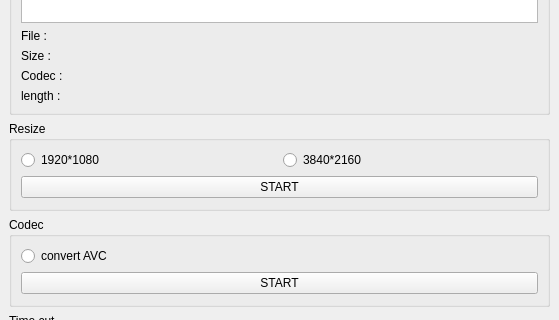
Before: the Qt Designer form VideoEdit.ui in HeynaPark/SimpleVideoEditor, drawn with Qt 5; both pictures show x 0 to 559 and y 253 to 573 of the 559 by 804 pixel window.
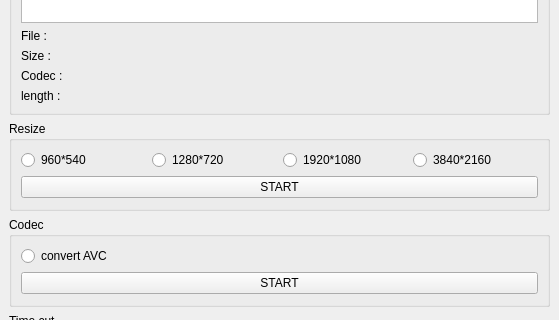
After: the same form once the commit is applied.

Commit message: Add: resize format => (960,540) (1280,720) Debug: if same file exist, an axception occurs(ffmpeg)

The edit to the form file:
```diff
--- a/VideoEdit.ui
+++ b/VideoEdit.ui
@@ -85,6 +85,20 @@
           <layout class="QGridLayout" name="gridLayout_3">
            <item row="0" column="0">
             <layout class="QHBoxLayout" name="horizontalLayout">
+             <item>
+              <widget class="QRadioButton" name="radio_960">
+               <property name="text">
+                <string>960*540</string>
+               </property>
+              </widget>
+             </item>
+             <item>
+              <widget class="QRadioButton" name="radio_1280">
+               <property name="text">
+                <string>1280*720</string>
+               </property>
+              </widget>
+             </item>
              <item>
               <widget class="QRadioButton" name="radio_1920">
                <property name="text">
```
The commit also changes 2 other files.
